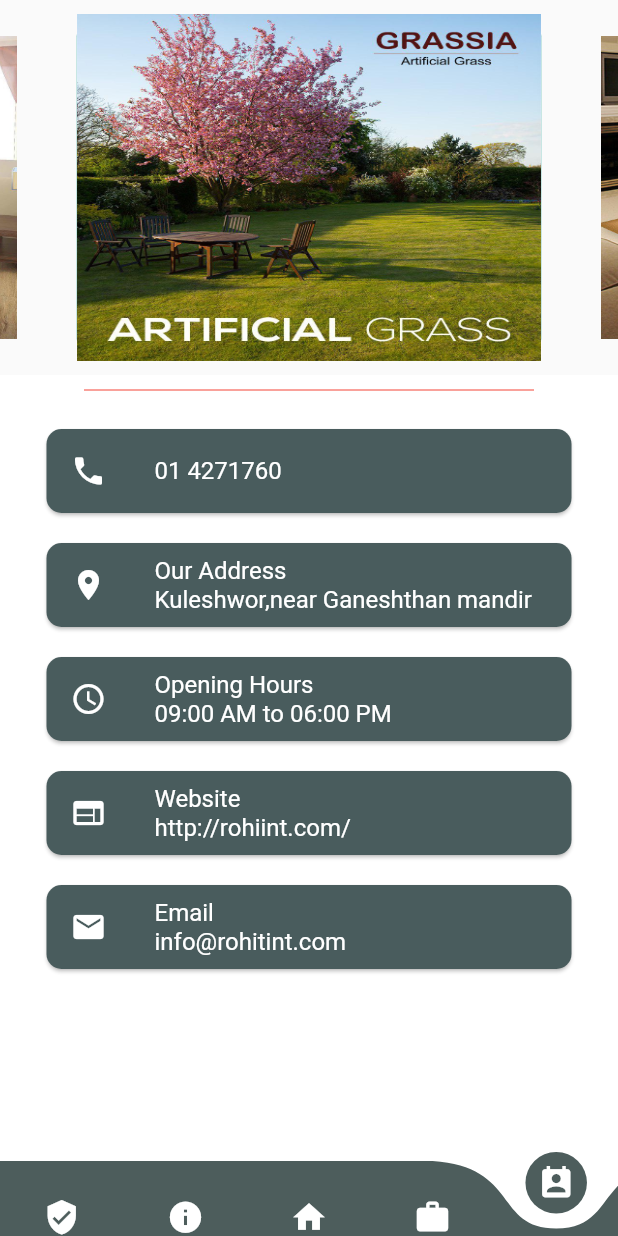
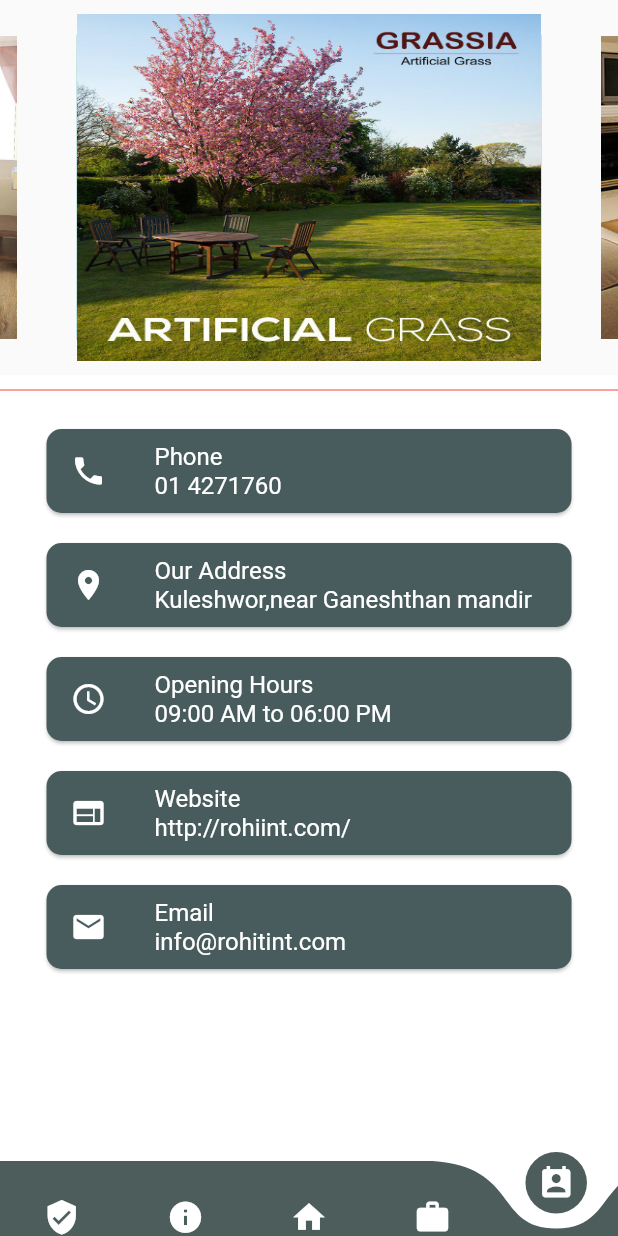
Before and after one commit to razaen801/EcommerseFlutter, a Flutter app: the screen it shows after launch, item 5 of the bottom bar chosen, on a phone screen of 412 x 824 dp. Run offline on Flutter 3.47's test engine with Material 2 defaults, Android fonts, the phone set to English and light mode, and no system bars; drawn by our look-alikes of carousel_slider, curved_navigation_bar.

Commit message:
Update contact_us_screen.dart

```diff
--- a/lib/screen/contact_us_screen.dart
+++ b/lib/screen/contact_us_screen.dart
@@ -3,17 +3,15 @@ import 'package:rohi_furniture_app/widgets/infoCard.dart';
 import 'package:rohi_furniture_app/widgets/slider.dart';
 import 'package:url_launcher/url_launcher.dart' as Luncher;
 
-const address= 'Our Address\n'
+const address = 'Our Address\n'
     'Kuleshwor,near Ganeshthan mandir';
-const openingHours='Opening Hours\n'
+const openingHours = 'Opening Hours\n'
     '09:00 AM to 06:00 PM';
-const phone= '01 4271760';
-const website='Website\n'
-    'http://rohiint.com/';
-const email='Email\n'
-    'info@rohitint.com';
+const phone = '01 4271760';
+const website = 'http://rohiint.com/';
+const email = 'info@rohitint.com';
 
-class ContactUsScreen extends StatelessWidget{
+class ContactUsScreen extends StatelessWidget {
   @override
   Widget build(BuildContext context) {
     return MaterialApp(
@@ -21,25 +19,24 @@ class ContactUsScreen extends StatelessWidget{
       home: Contact(),
     );
   }
-
 }
 
-class Contact extends StatelessWidget{
+class Contact extends StatelessWidget {
   void openMap() async {
     String googleUrl =
-        'https://www.google.com/maps/search/?api=1&query=	27.7167,	85.3167';
+        'https://www.google.com/maps/search/?api=1&query=	27.6889697,	85.2979805';
     if (await Luncher.canLaunch(googleUrl)) {
       await Luncher.launch(googleUrl);
     } else {
       throw 'Could not open the map.';
     }
   }
+
   @override
   Widget build(BuildContext context) {
     return Scaffold(
       backgroundColor: Colors.white,
-      body:
-      SafeArea(
+      body: SafeArea(
         child: SingleChildScrollView(
           scrollDirection: Axis.vertical,
           child: Column(
@@ -48,7 +45,7 @@ class Contact extends StatelessWidget{
               Container(
                 height: 250,
                 width: MediaQuery.of(context).size.width,
-                color:  Colors.black,
+                color: Colors.black,
                 child: CarouselSliderDemo(),
               ),
               // CircleAvatar(
@@ -63,20 +60,22 @@ class Contact extends StatelessWidget{
               // ),),
               SizedBox(
                 height: 20,
-                width: 300,
+                width: MediaQuery.of(context).size.width,
                 child: Divider(
-                  color:Colors.red,
+                  color: Colors.red,
                 ),
               ),
               Padding(
                 padding: const EdgeInsets.all(6.0),
                 child: Column(
                   children: [
-                    InfoCard(text: phone,
+                    InfoCard(
+                      text: "Phone\n$phone",
                       icon: Icons.phone,
-                      onPressed: () async{
-                        String removeSpacePhone= phone.replaceAll(new RegExp(r"\s+\b|\b\s"), "");
-                        final phoneNumber= 'tel:$removeSpacePhone';
+                      onPressed: () async {
+                        String removeSpacePhone =
+                            phone.replaceAll(new RegExp(r"\s+\b|\b\s"), "");
+                        final phoneNumber = 'tel:$removeSpacePhone';
                         if (await Luncher.canLaunch(phoneNumber)) {
                           await Luncher.launch(phoneNumber);
                         } else {
@@ -85,23 +84,23 @@ class Contact extends StatelessWidget{
                       },
                     ),
                     InfoCard(
-                      text: address, icon: Icons.location_on,
-                      onPressed: (){
+                      text: address,
+                      icon: Icons.location_on,
+                      onPressed: () {
                         openMap();
-                        print('Address');
                       },
                     ),
                     InfoCard(
                       text: openingHours,
                       icon: Icons.schedule,
-                      onPressed: (){
+                      onPressed: () {
                         print('Opening Hours');
                       },
                     ),
                     InfoCard(
-                      text: website,
+                      text: "Website\n$website",
                       icon: Icons.web,
-                      onPressed: () async{
+                      onPressed: () async {
                         if (await Luncher.canLaunch(website)) {
                           await Luncher.launch(website);
                         } else {
@@ -110,10 +109,10 @@ class Contact extends StatelessWidget{
                       },
                     ),
                     InfoCard(
-                      text: email,
+                      text: "Email\n$email",
                       icon: Icons.mail,
-                      onPressed: () async{
-                        final emailAddress= 'mailto:$email';
+                      onPressed: () async {
+                        final emailAddress = 'mailto:$email';
                         if (await Luncher.canLaunch(emailAddress)) {
                           await Luncher.launch(emailAddress);
                         } else {
@@ -124,12 +123,10 @@ class Contact extends StatelessWidget{
                   ],
                 ),
               ),
-
             ],
           ),
         ),
       ),
     );
   }
-
 }
```
